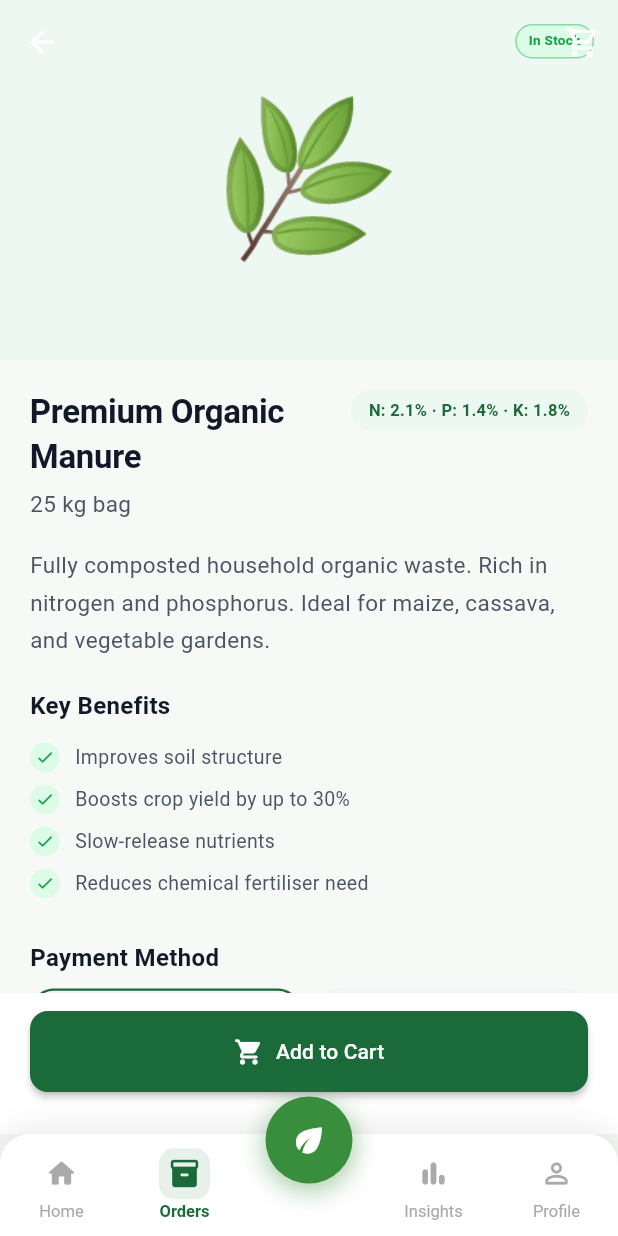
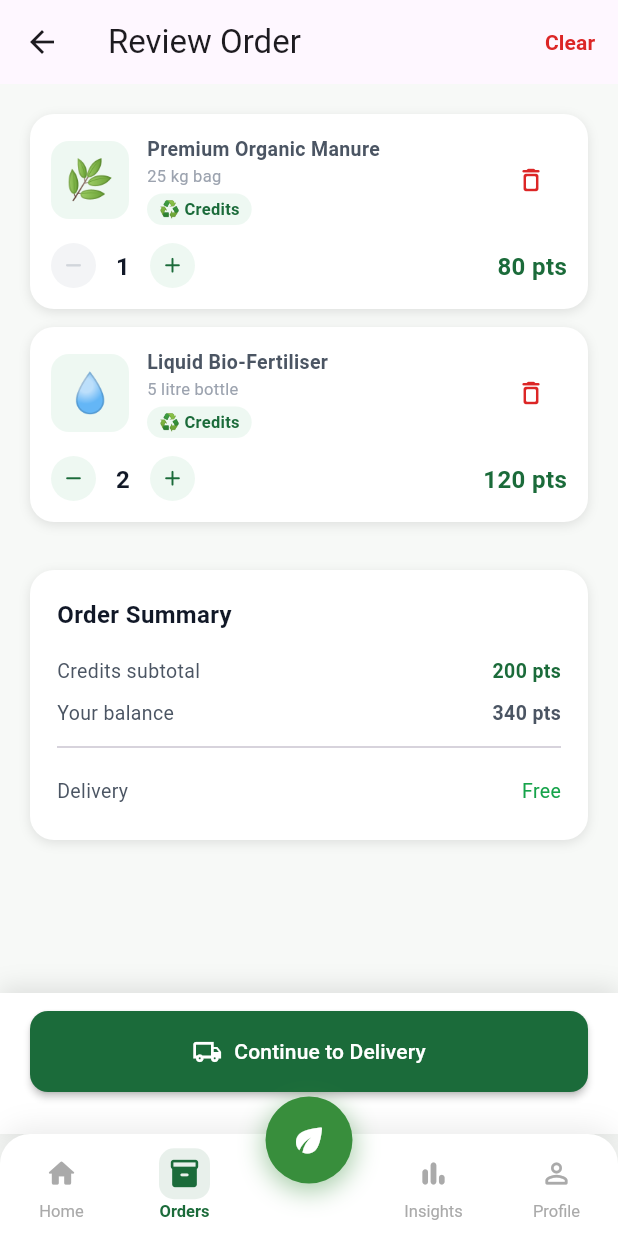
Before and after one commit to Kanjo-Elkamira-Ndi/crrf-mobile-platform, a Flutter app: the screen it shows after launch, on a phone screen of 412 x 824 dp. Run offline on Flutter 3.47's test engine with Material 3 defaults, Android fonts, the phone set to English and light mode, and no system bars; Roboto replaces fonts that are missing (DM Sans).

Commit message:
Created the farmers cart screen

```diff
--- a/mobile_app/lib/main.dart
+++ b/mobile_app/lib/main.dart
@@ -23,8 +23,9 @@
 // import 'package:crrfapp/pages/h12_support_screen.dart';
 // import 'package:crrfapp/pages/f01_dashboard_screen.dart';
 // import 'package:crrfapp/pages/f02_marketplace_catalog_screen.dart';
-import 'package:crrfapp/pages/f03_product_detail_screen.dart';
-// import 'package:crrfapp/pages/f02_f03_catalog_product_screens.dart';
+// import 'package:crrfapp/pages/f03_product_detail_screen.dart';
+// import 'package:crrfapp/pages/f04_f05_f06_checkout_screens.dart';
+import 'package:crrfapp/pages/f04_cart_screen.dart';
 // import 'package:crrfapp/core/constants/app_constants.dart';
 import 'package:flutter/material.dart';
 
@@ -56,6 +57,7 @@ class MyApp extends StatelessWidget {
       // home: const SchedulePickupScreen(),
       // home: const PickupConfirmationScreen(),
       // home: const CancelPickupSheet(refNumber: "123"),
+      // home: const PickupHistoryScreen(),
       // home: const TransactionDetailScreen(txId: "124"),
       // home: const VoucherWalletScreen(),
       // home: const SupportScreen(),
@@ -66,7 +68,10 @@ class MyApp extends StatelessWidget {
       // home: const FarmerDashboardScreen(),
       // home: const ProductDetailScreen(productId: "123"),
       // home: const MarketplaceCatalogScreen(),
-      home: const ProductDetailScreen(productId: "123"),
+      // home: const ProductDetailScreen(productId: "123"),
+      home: const CartScreen(),
+      // home: const DeliveryDetailsScreen(),
+      // home: const OrderConfirmationScreen(),
     );
   }
 }
--- a/mobile_app/lib/pages/f02_marketplace_catalog_screen.dart
+++ b/mobile_app/lib/pages/f02_marketplace_catalog_screen.dart
@@ -4,7 +4,6 @@ import '../../../core/theme/app_text_styles.dart';
 import '../../../core/constants/app_constants.dart';
 import '../../../widgets/common_widgets.dart';
 
-// ─── Shared product model (used across F-02, F-03, F-04) ─────
 class ManureProduct {
   final String id, name, description, unitLabel, category;
   final int creditPrice;
--- /dev/null
+++ b/mobile_app/lib/pages/f04_cart_screen.dart
@@ -0,0 +1,452 @@
+import 'package:flutter/material.dart';
+import '../../../core/theme/app_colors.dart';
+import '../../../core/theme/app_text_styles.dart';
+import '../../../core/constants/app_constants.dart';
+import '../../../widgets/common_widgets.dart';
+import 'f02_marketplace_catalog_screen.dart' show kDemoProducts, ManureProduct;
+
+// ─── Shared cart item model ────────────────────────────────────
+class CartItem {
+  final ManureProduct product;
+  final int quantity;
+  final String paymentMethod; // 'credits' | 'cash'
+
+  const CartItem({
+    required this.product,
+    required this.quantity,
+    required this.paymentMethod,
+  });
+
+  int get totalCredits => product.creditPrice * quantity;
+  double get totalCash => product.cashPriceXaf * quantity;
+}
+
+// ─── Demo cart state (replace with CartBloc) ──────────────────
+final List<CartItem> kDemoCart = [
+  CartItem(product: kDemoProducts[0], quantity: 1, paymentMethod: 'credits'),
+  CartItem(product: kDemoProducts[2], quantity: 2, paymentMethod: 'credits'),
+];
+
+// ═════════════════════════════════════════════════════════════
+// F-04 — Cart / Order Review Screen
+// ═════════════════════════════════════════════════════════════
+/// Shows all cart items, subtotals, and payment breakdown.
+/// Farmer can edit quantity or remove items.
+/// CTA → Delivery Details (F-05).
+class CartScreen extends StatefulWidget {
+  const CartScreen({super.key});
+
+  @override
+  State<CartScreen> createState() => _CartScreenState();
+}
+
+class _CartScreenState extends State<CartScreen> {
+  // TODO: Replace with CartBloc state
+  List<CartItem> _items = List.from(kDemoCart);
+
+  // TODO: Replace with WalletBloc — current balance
+  final int _availableCredits = 340;
+
+  int get _totalCredits => _items
+      .where((i) => i.paymentMethod == 'credits')
+      .fold(0, (sum, i) => sum + i.totalCredits);
+
+  double get _totalCash => _items
+      .where((i) => i.paymentMethod == 'cash')
+      .fold(0.0, (sum, i) => sum + i.totalCash);
+
+  bool get _hasEnoughCredits => _availableCredits >= _totalCredits;
+
+  void _removeItem(int index) => setState(() => _items.removeAt(index));
+
+  void _updateQty(int index, int qty) {
+    setState(() {
+      _items[index] = CartItem(
+        product: _items[index].product,
+        quantity: qty,
+        paymentMethod: _items[index].paymentMethod,
+      );
+    });
+  }
+
+  @override
+  Widget build(BuildContext context) {
+    return FarmerScaffold(
+      currentTab: FarmerNavTab.orders,
+      body: Scaffold(
+        backgroundColor: AppColors.background,
+        appBar: AppBar(
+          title: const Text('Review Order'),
+          leading: const BackButton(),
+          actions: [
+            if (_items.isNotEmpty)
+              TextButton(
+                onPressed: () => setState(() => _items.clear()),
+                child: Text(
+                  'Clear',
+                  style: AppTextStyles.buttonSmall.copyWith(
+                    color: AppColors.errorRed,
+                  ),
+                ),
+              ),
+          ],
+        ),
+        body: _items.isEmpty
+            ? EmptyStateWidget(
+                icon: Icons.shopping_cart_outlined,
+                title: 'Your cart is empty',
+                subtitle:
+                    'Browse the marketplace and add products to your order.',
+                actionLabel: 'Browse Products',
+                onAction: () =>
+                    Navigator.of(context).pushNamed(AppRoutes.marketplace),
+              )
+            : Column(
+                children: [
+                  Expanded(
+                    child: ListView(
+                      padding: const EdgeInsets.all(20),
+                      children: [
+                        // ── Cart items ──────────────────────────
+                        ...List.generate(
+                          _items.length,
+                          (i) => _CartItemTile(
+                            item: _items[i],
+                            onRemove: () => _removeItem(i),
+                            onQtyChanged: (q) => _updateQty(i, q),
+                          ),
+                        ),
+
+                        const SizedBox(height: 20),
+
+                        // ── Order summary ───────────────────────
+                        _OrderSummaryCard(
+                          totalCredits: _totalCredits,
+                          totalCash: _totalCash,
+                          availableCredits: _availableCredits,
+                          hasEnoughCredits: _hasEnoughCredits,
+                        ),
+
+                        const SizedBox(height: 12),
+
+                        // ── Balance warning ─────────────────────
+                        if (!_hasEnoughCredits && _totalCredits > 0)
+                          const CalloutCard(
+                            message:
+                                'Insufficient CRF Credits. Change one or more items to Cash on Delivery.',
+                            type: CalloutType.warning,
+                          ),
+
+                        const SizedBox(height: 32),
+                      ],
+                    ),
+                  ),
+
+                  // ── Sticky CTA ──────────────────────────────────
+                  Container(
+                    padding: const EdgeInsets.fromLTRB(20, 12, 20, 28),
+                    decoration: const BoxDecoration(
+                      color: AppColors.white,
+                      boxShadow: [
+                        BoxShadow(
+                          color: AppColors.shadow,
+                          blurRadius: 12,
+                          offset: Offset(0, -4),
+                        ),
+                      ],
+                    ),
+                    child: CrrfPrimaryButton(
+                      label: _hasEnoughCredits
+                          ? 'Continue to Delivery'
+                          : 'Check Credit Balance',
+                      onPressed: _hasEnoughCredits
+                          ? () => Navigator.of(
+                              context,
+                            ).pushNamed(AppRoutes.deliveryDetails)
+                          : () => Navigator.of(
+                              context,
+                            ).pushNamed(AppRoutes.voucher),
+                      leadingIcon: _hasEnoughCredits
+                          ? Icons.local_shipping_outlined
+                          : Icons.account_balance_wallet_outlined,
+                    ),
+                  ),
+                ],
+              ),
+      ),
+    );
+  }
+}
+
+// ─── Cart item tile ───────────────────────────────────────────
+class _CartItemTile extends StatelessWidget {
+  final CartItem item;
+  final VoidCallback onRemove;
+  final void Function(int) onQtyChanged;
+
+  const _CartItemTile({
+    required this.item,
+    required this.onRemove,
+    required this.onQtyChanged,
+  });
+
+  @override
+  Widget build(BuildContext context) {
+    final p = item.product;
+    final isCredits = item.paymentMethod == 'credits';
+
+    return Container(
+      margin: const EdgeInsets.only(bottom: 12),
+      padding: const EdgeInsets.all(14),
+      decoration: BoxDecoration(
+        color: AppColors.white,
+        borderRadius: BorderRadius.circular(AppConstants.radiusL),
+        boxShadow: const [
+          BoxShadow(
+            color: AppColors.shadow,
+            blurRadius: 6,
+            offset: Offset(0, 2),
+          ),
+        ],
+      ),
+      child: Column(
+        children: [
+          Row(
+            children: [
+              // Emoji thumb
+              Container(
+                width: 52,
+                height: 52,
+                decoration: BoxDecoration(
+                  color: AppColors.greenLighter,
+                  borderRadius: BorderRadius.circular(AppConstants.radiusM),
+                ),
+                child: Center(
+                  child: Text(p.emoji, style: const TextStyle(fontSize: 26)),
+                ),
+              ),
+              const SizedBox(width: 12),
+              Expanded(
+                child: Column(
+                  crossAxisAlignment: CrossAxisAlignment.start,
+                  children: [
+                    Text(
+                      p.name,
+                      style: AppTextStyles.bodySmall.copyWith(
+                        fontWeight: FontWeight.w700,
+                      ),
+                      maxLines: 1,
+                      overflow: TextOverflow.ellipsis,
+                    ),
+                    Text(p.unitLabel, style: AppTextStyles.caption),
+                    const SizedBox(height: 4),
+                    // Payment badge
+                    Container(
+                      padding: const EdgeInsets.symmetric(
+                        horizontal: 8,
+                        vertical: 3,
+                      ),
+                      decoration: BoxDecoration(
+                        color: isCredits
+                            ? AppColors.greenLighter
+                            : AppColors.brownLighter,
+                        borderRadius: BorderRadius.circular(
+                          AppConstants.radiusPill,
+                        ),
+                      ),
+                      child: Text(
+                        isCredits ? '♻ Credits' : '💵 Cash on Delivery',
+                        style: AppTextStyles.caption.copyWith(
+                          color: isCredits
+                              ? AppColors.forestGreen
+                              : AppColors.earthBrown,
+                          fontWeight: FontWeight.w700,
+                        ),
+                      ),
+                    ),
+                  ],
+                ),
+              ),
+              // Remove button
+              IconButton(
+                icon: const Icon(
+                  Icons.delete_outline_rounded,
+                  color: AppColors.errorRed,
+                  size: 20,
+                ),
+                onPressed: onRemove,
+              ),
+            ],
+          ),
+
+          const SizedBox(height: 12),
+
+          Row(
+            mainAxisAlignment: MainAxisAlignment.spaceBetween,
+            children: [
+              // Qty stepper
+              Row(
+                children: [
+                  _StepBtn(
+                    icon: Icons.remove_rounded,
+                    onTap: item.quantity > 1
+                        ? () => onQtyChanged(item.quantity - 1)
+                        : null,
+                  ),
+                  Container(
+                    width: 36,
+                    alignment: Alignment.center,
+                    child: Text('${item.quantity}', style: AppTextStyles.h4),
+                  ),
+                  _StepBtn(
+                    icon: Icons.add_rounded,
+                    onTap: item.quantity < p.stockQty
+                        ? () => onQtyChanged(item.quantity + 1)
+                        : null,
+                  ),
+                ],
+              ),
+              // Subtotal
+              Text(
+                isCredits
+                    ? '${item.totalCredits} pts'
+                    : 'XAF ${item.totalCash.toStringAsFixed(0)}',
+                style: AppTextStyles.h4.copyWith(color: AppColors.forestGreen),
+              ),
+            ],
+          ),
+        ],
+      ),
+    );
+  }
+}
+
+class _StepBtn extends StatelessWidget {
+  final IconData icon;
+  final VoidCallback? onTap;
+  const _StepBtn({required this.icon, this.onTap});
+
+  @override
+  Widget build(BuildContext context) {
+    return GestureDetector(
+      onTap: onTap,
+      child: Container(
+        width: 30,
+        height: 30,
+        decoration: BoxDecoration(
+          color: onTap != null ? AppColors.greenLighter : AppColors.surfaceGray,
+          shape: BoxShape.circle,
+        ),
+        child: Icon(
+          icon,
+          size: 17,
+          color: onTap != null ? AppColors.forestGreen : AppColors.textHint,
+        ),
+      ),
+    );
+  }
+}
+
+// ─── Order summary card ───────────────────────────────────────
+class _OrderSummaryCard extends StatelessWidget {
+  final int totalCredits, availableCredits;
+  final double totalCash;
+  final bool hasEnoughCredits;
+
+  const _OrderSummaryCard({
+    required this.totalCredits,
+    required this.totalCash,
+    required this.availableCredits,
+    required this.hasEnoughCredits,
+  });
+
+  @override
+  Widget build(BuildContext context) {
+    return Container(
+      padding: const EdgeInsets.all(18),
+      decoration: BoxDecoration(
+        color: AppColors.white,
+        borderRadius: BorderRadius.circular(AppConstants.radiusL),
+        boxShadow: const [
+          BoxShadow(
+            color: AppColors.shadow,
+            blurRadius: 6,
+            offset: Offset(0, 2),
+          ),
+        ],
+      ),
+      child: Column(
+        crossAxisAlignment: CrossAxisAlignment.start,
+        children: [
+          Text('Order Summary', style: AppTextStyles.h4),
+          const SizedBox(height: 14),
+          if (totalCredits > 0) ...[
+            _SummaryRow(
+              label: 'Credits subtotal',
+              value: '$totalCredits pts',
+              color: hasEnoughCredits
+                  ? AppColors.forestGreen
+                  : AppColors.errorRed,
+            ),
+            _SummaryRow(
+              label: 'Your balance',
+              value: '$availableCredits pts',
+              color: AppColors.textSecondary,
+            ),
+            const Divider(height: 16),
+          ],
+          if (totalCash > 0)
+            _SummaryRow(
+              label: 'Cash on delivery',
+              value: 'XAF ${totalCash.toStringAsFixed(0)}',
+              color: AppColors.earthBrown,
+            ),
+          const SizedBox(height: 8),
+          _SummaryRow(
+            label: 'Delivery',
+            value: 'Free',
+            color: AppColors.successGreen,
+            isBold: false,
+          ),
+        ],
+      ),
+    );
+  }
+}
+
+class _SummaryRow extends StatelessWidget {
+  final String label, value;
+  final Color color;
+  final bool isBold;
+  const _SummaryRow({
+    required this.label,
+    required this.value,
+    required this.color,
+    this.isBold = true,
+  });
+
+  @override
+  Widget build(BuildContext context) {
+    return Padding(
+      padding: const EdgeInsets.symmetric(vertical: 4),
+      child: Row(
+        mainAxisAlignment: MainAxisAlignment.spaceBetween,
+        children: [
+          Text(
+            label,
+            style: AppTextStyles.bodySmall.copyWith(
+              color: AppColors.textSecondary,
+            ),
+          ),
+          Text(
+            value,
+            style: AppTextStyles.bodySmall.copyWith(
+              color: color,
+              fontWeight: isBold ? FontWeight.w700 : FontWeight.w400,
+            ),
+          ),
+        ],
+      ),
+    );
+  }
+}
```
